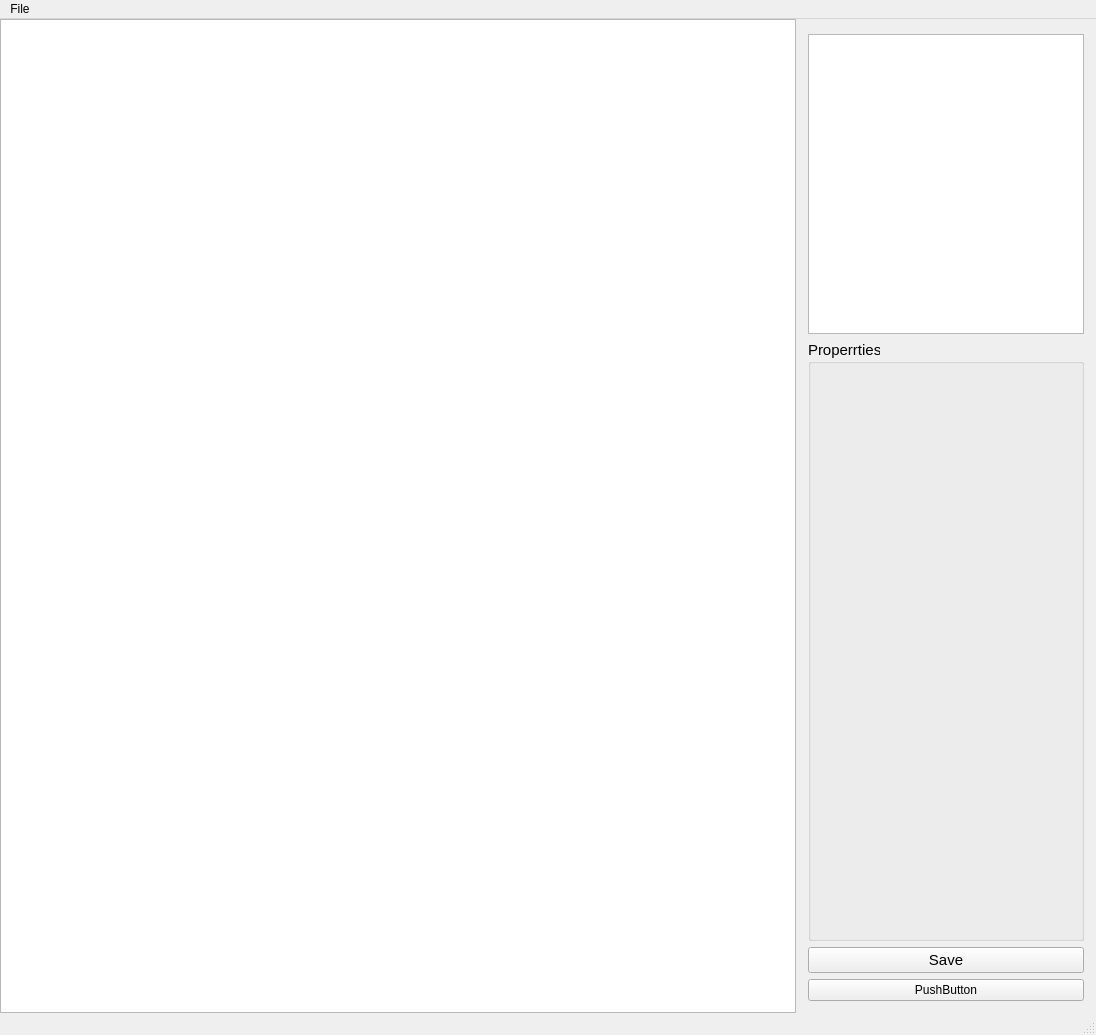
Old version of the form photo_editor/photo_editor_window.ui in the repository SevaMisiul/photo_editor.
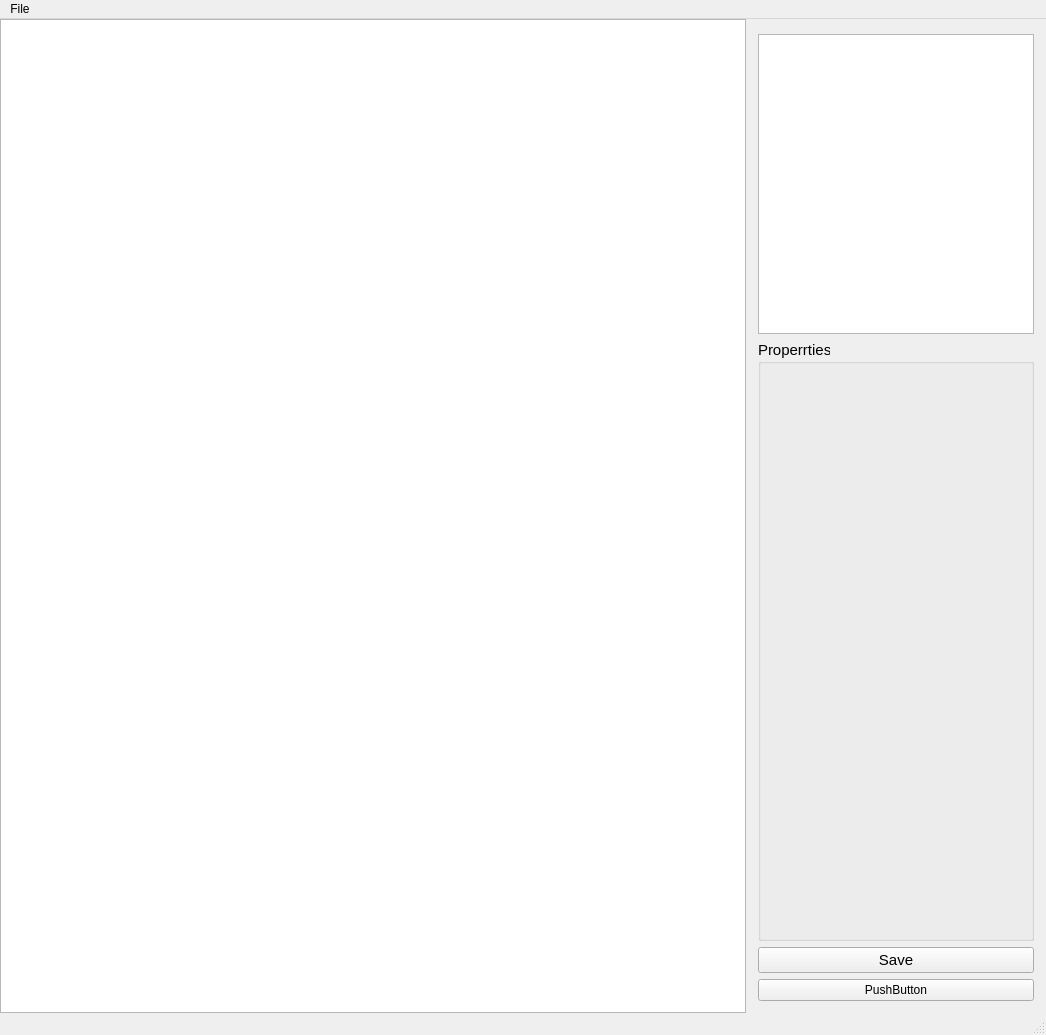
New version of the form. Icons and pictures are not drawn.

Commit message: updated interaction with list widget

What changed in the file:
```diff
--- a/photo_editor/photo_editor_window.ui
+++ b/photo_editor/photo_editor_window.ui
@@ -6,7 +6,7 @@
    <rect>
     <x>0</x>
     <y>0</y>
-    <width>1096</width>
+    <width>1046</width>
     <height>1035</height>
    </rect>
   </property>
@@ -95,6 +95,9 @@
          <property name="isWrapping" stdset="0">
           <bool>false</bool>
          </property>
+         <property name="viewMode">
+          <enum>QListView::ListMode</enum>
+         </property>
          <property name="selectionRectVisible">
           <bool>false</bool>
          </property>
@@ -147,7 +150,7 @@
     <rect>
      <x>0</x>
      <y>0</y>
-     <width>1096</width>
+     <width>1046</width>
      <height>21</height>
     </rect>
    </property>
```
Left out of the diff: 6 changed lines with no effect on the pictures. The commit also changes 4 other files.
